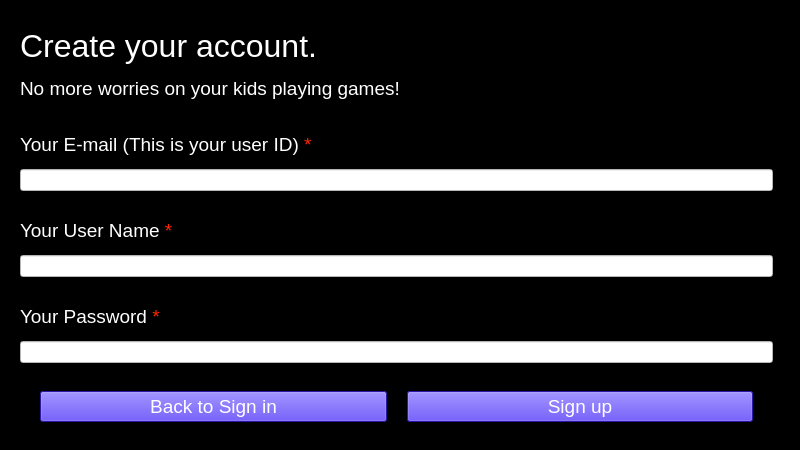
Before: the Qt Designer form src/signup_window.ui in ez4bk/S-Team-Project, drawn with Qt 5.
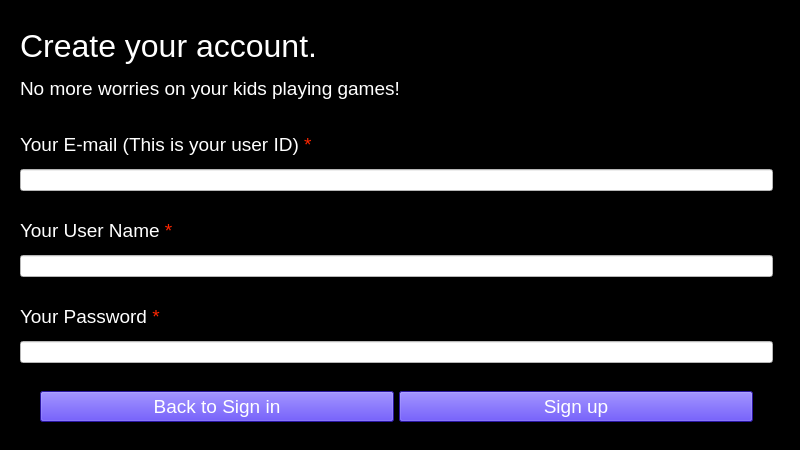
After: the same form once the commit is applied. Icons and pictures are not drawn.

The edit to the form file:
```diff
--- a/src/signup_window.ui
+++ b/src/signup_window.ui
@@ -1,7 +1,7 @@
 <?xml version="1.0" encoding="UTF-8"?>
 <ui version="4.0">
- <class>Signup_Widget</class>
- <widget class="QWidget" name="Signup_Widget">
+ <class>Signup_Window</class>
+ <widget class="QMainWindow" name="Signup_Window">
   <property name="geometry">
    <rect>
     <x>0</x>
@@ -10,13 +10,27 @@
     <height>450</height>
    </rect>
   </property>
+  <property name="minimumSize">
+   <size>
+    <width>800</width>
+    <height>450</height>
+   </size>
+  </property>
+  <property name="maximumSize">
+   <size>
+    <width>800</width>
+    <height>450</height>
+   </size>
+  </property>
   <property name="windowTitle">
    <string>Form</string>
   </property>
   <property name="styleSheet">
-   <string notr="true">background-color: black;</string>
+   <string notr="true">background-color: black;
+color: white;</string>
   </property>
-  <layout class="QHBoxLayout" name="horizontalLayout_3">
+  <widget class="QWidget" name="centralwidget">
+   <layout class="QHBoxLayout" name="horizontalLayout_2">
    <property name="spacing">
     <number>20</number>
    </property>
@@ -226,9 +240,6 @@
      </item>
      <item>
       <layout class="QHBoxLayout" name="signup_button_layout">
-       <property name="spacing">
-        <number>20</number>
-       </property>
        <item>
         <spacer name="horizontalSpacer_2">
          <property name="orientation">
@@ -294,7 +305,7 @@
          <property name="sizeHint" stdset="0">
           <size>
            <width>20</width>
-           <height>0</height>
+            <height>13</height>
           </size>
          </property>
         </spacer>
@@ -329,6 +340,7 @@
     </widget>
    </item>
   </layout>
+  </widget>
  </widget>
  <resources>
   <include location="resource/famiowl_login.qrc"/>
```
Left out of the diff: 2 changed lines with no effect on the pictures. Lines whose indentation alone changed are shown as unchanged.
